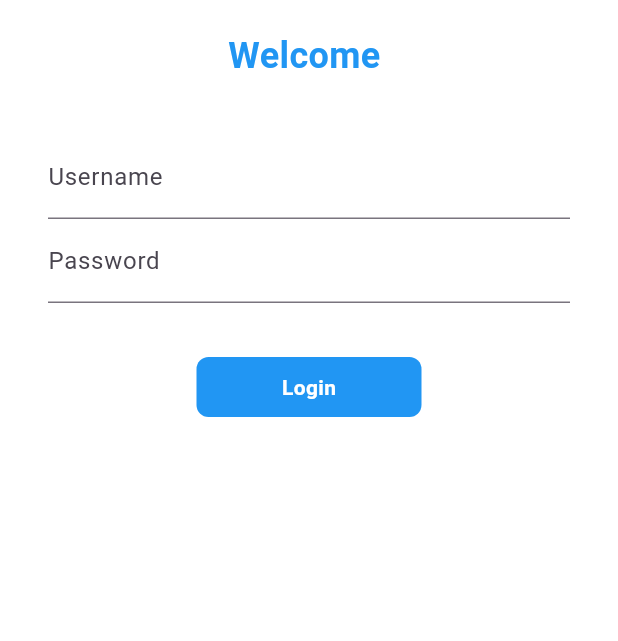
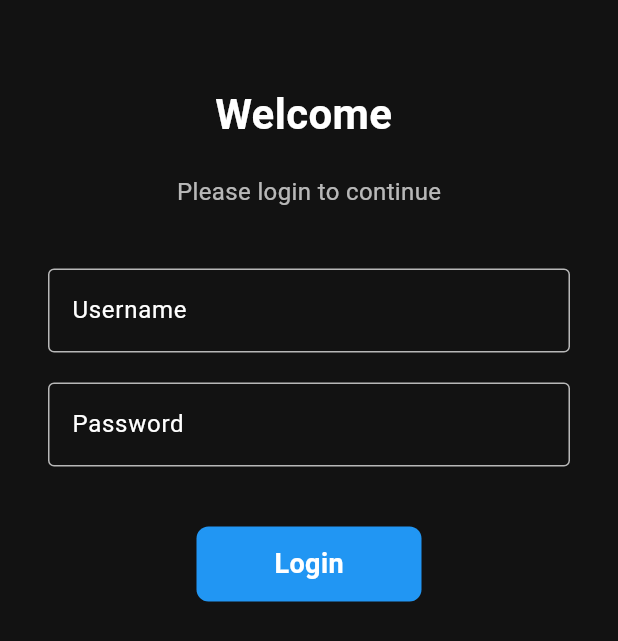
Before and after one commit to theharshitsuri/Preppify, a Flutter app: the screen it shows after launch, on a phone screen of 412 x 824 dp. Shown: the top 641 px of the screen. Run offline on Flutter 3.47's test engine with Material 3 defaults, Android fonts, the phone set to English and light mode, and no system bars.

Commit message:
1st commit

```diff
--- a/lib/pages/login_page.dart
+++ b/lib/pages/login_page.dart
@@ -1,5 +1,5 @@
-import "package:flutter/material.dart";
-import "package:preppify/utils/routes.dart";
+import 'package:flutter/material.dart';
+import 'package:preppify/utils/routes.dart';
 
 class LoginPage extends StatefulWidget {
   const LoginPage({super.key});
@@ -28,40 +28,50 @@ class _LoginPageState extends State<LoginPage> {
 
   @override
   Widget build(BuildContext context) {
-    // ignore: prefer_const_constructors
-    return SafeArea(
-      child: Material(
-          color: Colors.white,
-          // ignore: prefer_const_constructors
+    return Scaffold(
+      backgroundColor: Color(0xFF121212), // Dark background color
+      body: SafeArea(
         child: SingleChildScrollView(
           child: Form(
             key: _formKey,
+            child: Padding(
+              padding:
+                  const EdgeInsets.symmetric(vertical: 16.0, horizontal: 32.0),
               child: Column(
-                // ignore: sort_child_properties_last
+                mainAxisAlignment: MainAxisAlignment.center,
+                crossAxisAlignment: CrossAxisAlignment.center,
                 children: [
-                  //Image.asset("assets/images/login_image.png",
-                  //fit: BoxFit.cover, alignment: Alignment.center),
-                  // ignore: prefer_const_constructors
+                  SizedBox(height: 40.0), // Added extra space at the top
+                  Text(
+                    "Welcome $name",
+                    style: TextStyle(
+                      fontSize: 28,
+                      fontWeight: FontWeight.bold,
+                      color: Colors.white, // White color for contrast
+                    ),
+                  ),
                   SizedBox(height: 20.0),
-                  // ignore: prefer_const_constructors
-                  Text("Welcome $name",
-                      // ignore: prefer_const_constructors
+                  Text(
+                    "Please login to continue",
                     style: TextStyle(
-                          fontSize: 24,
-                          fontWeight: FontWeight.bold,
-                          color: Colors.blue)),
-                  // ignore: prefer_const_constructors
-                  SizedBox(height: 20.0),
-                  Padding(
-                    padding: const EdgeInsets.symmetric(
-                        vertical: 16.0, horizontal: 32.0),
-                    child: Column(
-                      children: [
+                      fontSize: 16,
+                      color: Colors.white70, // Slightly lighter text
+                    ),
+                  ),
+                  SizedBox(height: 40.0),
                   TextFormField(
-                          // ignore: prefer_const_constructors
+                    style: TextStyle(color: Colors.white), // White text input
                     decoration: InputDecoration(
                       hintText: "Enter Username",
+                      hintStyle: TextStyle(color: Colors.white70),
                       labelText: "Username",
+                      labelStyle: TextStyle(color: Colors.white),
+                      focusedBorder: OutlineInputBorder(
+                        borderSide: BorderSide(color: Colors.blue),
+                      ),
+                      enabledBorder: OutlineInputBorder(
+                        borderSide: BorderSide(color: Colors.white70),
+                      ),
                     ),
                     validator: (value) {
                       if (value?.isEmpty ?? true) {
@@ -76,58 +86,63 @@ class _LoginPageState extends State<LoginPage> {
                       });
                     },
                   ),
+                  SizedBox(height: 20.0),
                   TextFormField(
                     obscureText: true,
-                            // ignore: prefer_const_constructors
+                    style: TextStyle(color: Colors.white), // White text input
                     decoration: InputDecoration(
                       hintText: "Enter Password",
+                      hintStyle: TextStyle(color: Colors.white70),
                       labelText: "Password",
+                      labelStyle: TextStyle(color: Colors.white),
+                      focusedBorder: OutlineInputBorder(
+                        borderSide: BorderSide(color: Colors.blue),
+                      ),
+                      enabledBorder: OutlineInputBorder(
+                        borderSide: BorderSide(color: Colors.white70),
+                      ),
                     ),
                     validator: (value) {
                       if (value?.isEmpty ?? true) {
                         return "Password cannot be empty";
                       } else if (value != null && value.length < 6) {
-                                return "Password length should be atleast 6";
+                        return "Password length should be at least 6";
                       } else {
                         return null;
                       }
-                            }),
-                      ],
+                    },
                   ),
-                  ),
-                  // ignore: prefer_const_constructors
-                  SizedBox(
-                    height: 20.0,
-                  ),
+                  SizedBox(height: 40.0),
                   Material(
                     color: Colors.blue,
                     borderRadius: BorderRadius.circular(8),
                     child: InkWell(
                       onTap: () => moveToHome(context),
                       child: AnimatedContainer(
-                        // ignore: prefer_const_constructors
                         duration: Duration(seconds: 1),
                         width: changeButton ? 100 : 150,
-                        height: 40,
+                        height: 50,
                         alignment: Alignment.center,
-                        // ignore: prefer_const_constructors, sort_child_properties_last
                         child: changeButton
-                            ? Icon(Icons.done)
-                            // ignore: prefer_const_constructors
+                            ? Icon(Icons.done, color: Colors.white)
                             : Text(
                                 "Login",
-                                // ignore: prefer_const_constructors
                                 style: TextStyle(
                                   color: Colors.white,
-                                    fontWeight: FontWeight.bold),
+                                  fontWeight: FontWeight.bold,
+                                  fontSize: 18,
                                 ),
                               ),
                       ),
                     ),
+                  ),
+                  SizedBox(height: 20.0), // Extra space at the bottom
                 ],
               ),
             ),
-          )),
+          ),
+        ),
+      ),
     );
   }
 }
```
Lines whose indentation alone changed are shown as unchanged.
